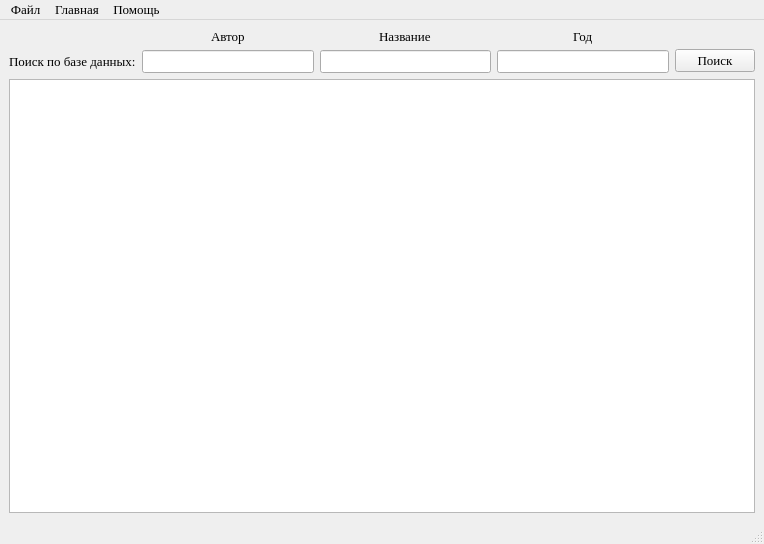
Old version of the form main_window.ui in the repository StartsevEgor/Library.
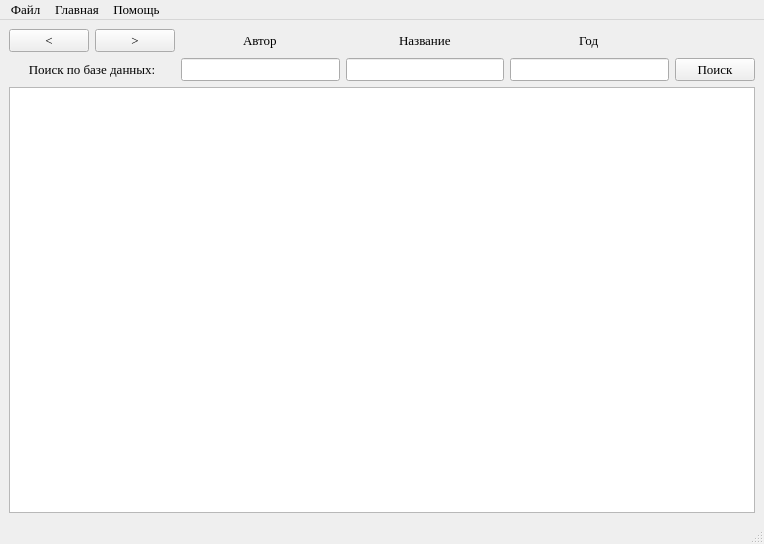
New version of the form.

```diff
--- a/main_window.ui
+++ b/main_window.ui
@@ -57,48 +57,13 @@
    <string>Библиотека</string>
   </property>
   <widget class="QWidget" name="centralwidget">
+   <layout class="QGridLayout" name="gridLayout_3">
+    <item row="0" column="0">
    <layout class="QGridLayout" name="gridLayout">
-    <item row="0" column="0">
-     <layout class="QHBoxLayout" name="horizontalLayout_3">
-      <item>
-       <layout class="QVBoxLayout" name="verticalLayout_4">
-        <item>
-         <spacer name="verticalSpacer">
-          <property name="orientation">
-           <enum>Qt::Vertical</enum>
-          </property>
-          <property name="sizeType">
-           <enum>QSizePolicy::Fixed</enum>
-          </property>
-          <property name="sizeHint" stdset="0">
-           <size>
-            <width>20</width>
-            <height>20</height>
-           </size>
-          </property>
-         </spacer>
-        </item>
-        <item>
-         <widget class="QLabel" name="label">
-          <property name="font">
-           <font>
-            <family>Times New Roman</family>
-            <pointsize>10</pointsize>
-           </font>
-          </property>
-          <property name="text">
-           <string>Поиск по базе данных:</string>
-          </property>
-         </widget>
-        </item>
-       </layout>
-      </item>
-      <item>
-       <layout class="QVBoxLayout" name="verticalLayout">
-        <property name="sizeConstraint">
-         <enum>QLayout::SetDefaultConstraint</enum>
-        </property>
-        <item>
+      <item row="1" column="3">
+       <widget class="QLineEdit" name="titleEdit_2"/>
+      </item>
+      <item row="0" column="2">
          <layout class="QHBoxLayout" name="horizontalLayout">
           <item>
            <widget class="QLabel" name="label_2">
@@ -132,44 +97,7 @@
           </item>
          </layout>
         </item>
-        <item>
-         <widget class="QLineEdit" name="authorEdit"/>
-        </item>
-       </layout>
-      </item>
-      <item>
-       <layout class="QVBoxLayout" name="verticalLayout_2">
-        <item>
-         <layout class="QHBoxLayout" name="horizontalLayout_2">
-          <item>
-           <widget class="QLabel" name="label_3">
-            <property name="sizePolicy">
-             <sizepolicy hsizetype="Maximum" vsizetype="Preferred">
-              <horstretch>0</horstretch>
-              <verstretch>0</verstretch>
-             </sizepolicy>
-            </property>
-            <property name="font">
-             <font>
-              <family>Times New Roman</family>
-              <pointsize>10</pointsize>
-             </font>
-            </property>
-            <property name="text">
-             <string>Название</string>
-            </property>
-           </widget>
-          </item>
-         </layout>
-        </item>
-        <item>
-         <widget class="QLineEdit" name="titleEdit_2"/>
-        </item>
-       </layout>
-      </item>
-      <item>
-       <layout class="QVBoxLayout" name="verticalLayout_3">
-        <item>
+      <item row="0" column="4">
          <layout class="QHBoxLayout" name="horizontalLayout_4">
           <item>
            <widget class="QLabel" name="label_4">
@@ -192,43 +120,88 @@
           </item>
          </layout>
         </item>
+      <item row="0" column="3">
+       <layout class="QHBoxLayout" name="horizontalLayout_2">
         <item>
-         <widget class="QLineEdit" name="yearEdit_3"/>
+         <widget class="QLabel" name="label_3">
+          <property name="sizePolicy">
+           <sizepolicy hsizetype="Maximum" vsizetype="Preferred">
+            <horstretch>0</horstretch>
+            <verstretch>0</verstretch>
+           </sizepolicy>
+          </property>
+          <property name="font">
+           <font>
+            <family>Times New Roman</family>
+            <pointsize>10</pointsize>
+           </font>
+          </property>
+          <property name="text">
+           <string>Название</string>
+          </property>
+         </widget>
         </item>
        </layout>
       </item>
-      <item>
-       <layout class="QVBoxLayout" name="verticalLayout_5">
-        <item>
-         <spacer name="verticalSpacer_2">
-          <property name="orientation">
-           <enum>Qt::Vertical</enum>
-          </property>
-          <property name="sizeType">
-           <enum>QSizePolicy::Fixed</enum>
-          </property>
-          <property name="sizeHint" stdset="0">
-           <size>
-            <width>20</width>
-            <height>20</height>
-           </size>
-          </property>
-         </spacer>
-        </item>
-        <item>
+      <item row="0" column="0">
+       <widget class="QPushButton" name="pushButton_3">
+        <property name="text">
+         <string>&lt;</string>
+        </property>
+       </widget>
+      </item>
+      <item row="0" column="1">
+       <widget class="QPushButton" name="pushButton_2">
+        <property name="text">
+         <string>&gt;</string>
+        </property>
+       </widget>
+      </item>
+      <item row="1" column="2">
+       <widget class="QLineEdit" name="authorEdit"/>
+      </item>
+      <item row="1" column="0" colspan="2">
+       <widget class="QLabel" name="label">
+        <property name="font">
+         <font>
+          <family>Times New Roman</family>
+          <pointsize>10</pointsize>
+         </font>
+        </property>
+        <property name="text">
+         <string>Поиск по базе данных:</string>
+        </property>
+        <property name="alignment">
+         <set>Qt::AlignCenter</set>
+        </property>
+       </widget>
+      </item>
+      <item row="1" column="5">
          <widget class="QPushButton" name="searchButton">
           <property name="text">
            <string>Поиск</string>
           </property>
          </widget>
         </item>
-       </layout>
+      <item row="1" column="4">
+       <widget class="QLineEdit" name="yearEdit_3"/>
       </item>
      </layout>
     </item>
     <item row="1" column="0">
+     <layout class="QGridLayout" name="gridLayout_2">
+      <item row="0" column="1">
      <widget class="QTableView" name="tableView"/>
     </item>
+      <item row="0" column="0">
+       <layout class="QVBoxLayout" name="verticalLayout_6">
+        <property name="sizeConstraint">
+         <enum>QLayout::SetFixedSize</enum>
+        </property>
+       </layout>
+      </item>
+     </layout>
+    </item>
    </layout>
   </widget>
   <widget class="QMenuBar" name="menubar">
```
Left out of the diff: 6 changed lines with no effect on the pictures. Lines whose indentation alone changed are shown as unchanged.
